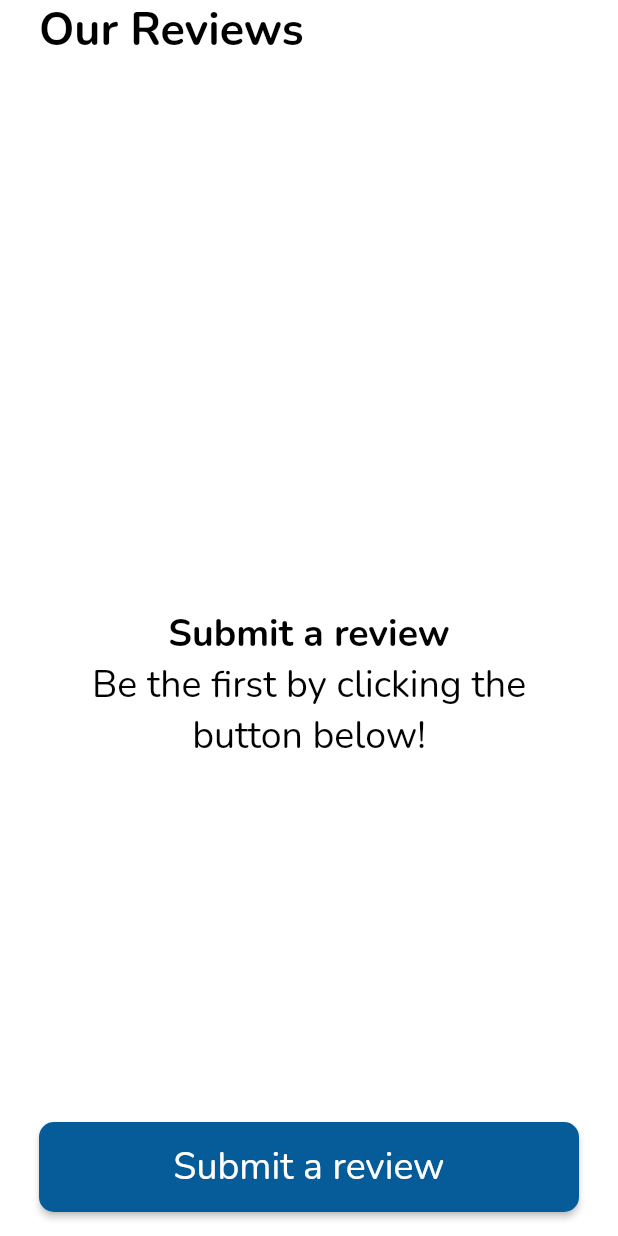
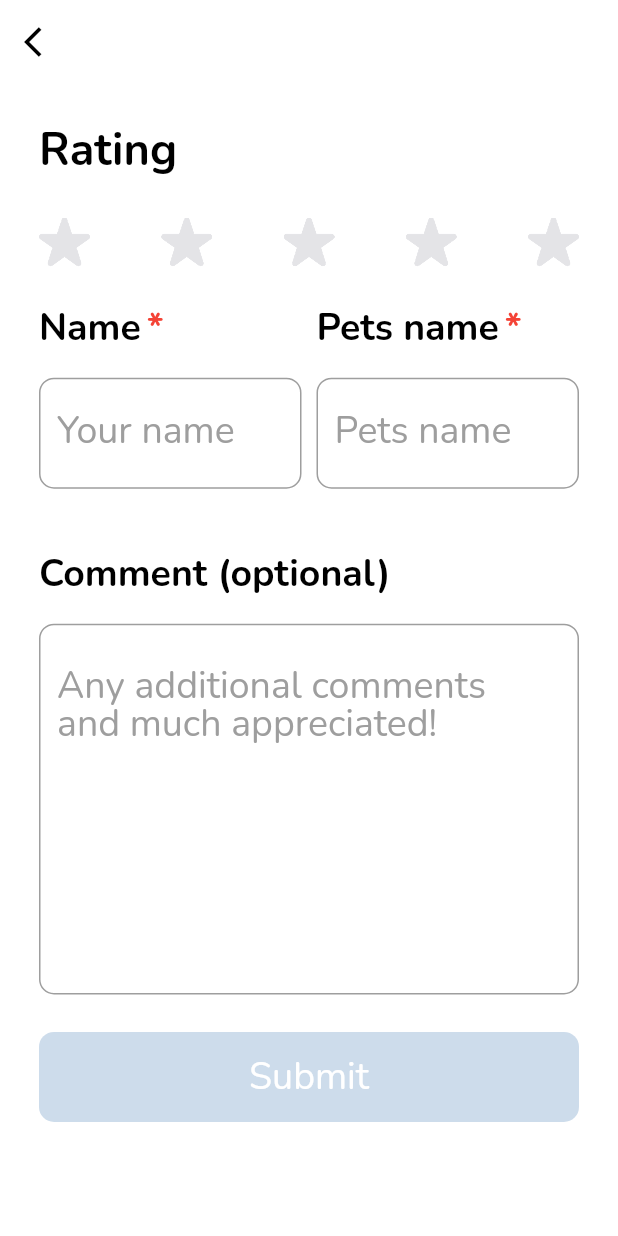
Before and after one commit to faizkautsarr/feedback_fe, a Flutter app: the screen it shows after launch, after a tap on "Submit a review", on a phone screen of 412 x 824 dp. Run offline on Flutter 3.47's test engine with Material 2 defaults, Android fonts, the phone set to English and light mode, and no system bars; our stand-ins replace google_fonts; network calls fail.

Commit message:
tidy up and finalize form

```diff
--- /dev/null
+++ b/lib/pages/feedback_form.dart
@@ -0,0 +1,382 @@
+import 'package:feedback_fe/components/feedback_dialog.dart';
+import 'package:flutter/material.dart';
+import 'package:feedback_fe/repositories/feedback.dart';
+
+class FeedbackFormPage extends StatefulWidget {
+  const FeedbackFormPage({
+    super.key,
+  });
+
+  @override
+  State<FeedbackFormPage> createState() => _FeedbackFormPageState();
+}
+
+class _FeedbackFormPageState extends State<FeedbackFormPage> {
+  int rating = 0;
+  final TextEditingController nameController = TextEditingController();
+  final TextEditingController petNameController = TextEditingController();
+  final TextEditingController commentController = TextEditingController();
+  bool isButtonEnabled = false;
+
+  // to dynamically check if form is valid or not, if valid user can submit the form
+  checkIsButtonEnabled() {
+    setState(() {
+      isButtonEnabled = petNameController.text.isNotEmpty &&
+          nameController.text.isNotEmpty &&
+          rating != 0;
+    });
+  }
+
+  @override
+  void dispose() {
+    super.dispose();
+    nameController.dispose();
+    petNameController.dispose();
+    commentController.dispose();
+  }
+
+  submitForm() async {
+    try {
+      String res = await FeedbackRepository().addFeedback(
+        name: nameController.text,
+        petName: petNameController.text,
+        rating: rating,
+        comment: commentController.text,
+      );
+      if (res == "Success") {
+        showModal("success");
+      }
+    } catch (e) {
+      showModal("error");
+    }
+  }
+
+  showModal(String type) {
+    showDialog(
+      barrierColor: Colors.grey.withOpacity(0.6),
+      barrierDismissible: false,
+      context: context,
+      builder: (BuildContext context) {
+        return Dialog(
+          backgroundColor: Colors.transparent,
+          child: FeedbackDialogContent(type: type),
+        );
+      },
+    );
+  }
+
+  @override
+  Widget build(BuildContext context) {
+    return GestureDetector(
+      onTap: () => FocusScope.of(context).unfocus(),
+      child: Scaffold(
+        backgroundColor: Colors.white,
+        appBar: AppBar(
+          centerTitle: true,
+          elevation: 0,
+          backgroundColor: Colors.white,
+          leading: GestureDetector(
+            child: const Icon(
+              Icons.arrow_back_ios,
+              color: Colors.black,
+              size: 24,
+            ),
+            onTap: () {
+              Navigator.pop(context);
+            },
+          ),
+        ),
+        body: Container(
+          padding: const EdgeInsets.symmetric(horizontal: 26),
+          child: SingleChildScrollView(
+            child: Column(
+              crossAxisAlignment: CrossAxisAlignment.start,
+              children: [
+                Container(
+                  margin: const EdgeInsets.symmetric(vertical: 24),
+                  child: const Text(
+                    "Rating",
+                    style: TextStyle(
+                      fontSize: 30,
+                      fontWeight: FontWeight.bold,
+                      color: Colors.black,
+                    ),
+                    textAlign: TextAlign.center,
+                  ),
+                ),
+                Container(
+                  margin: const EdgeInsets.only(bottom: 24),
+                  child: Stack(
+                    children: [
+                      Row(
+                        mainAxisAlignment: MainAxisAlignment.spaceBetween,
+                        children: [
+                          for (int i = 1; i <= 5; i++)
+                            GestureDetector(
+                              onTap: () {
+                                setState(() {
+                                  rating = i;
+                                  checkIsButtonEnabled();
+                                });
+                              },
+                              child: Image.asset(
+                                "assets/star_empty.png",
+                                width: 34,
+                                filterQuality: FilterQuality.high,
+                                gaplessPlayback: true,
+                              ),
+                            ),
+                        ],
+                      ),
+                      if (rating > 0)
+                        Row(
+                          mainAxisAlignment: MainAxisAlignment.spaceBetween,
+                          children: [
+                            for (int i = 1; i <= 5; i++)
+                              GestureDetector(
+                                onTap: () {
+                                  setState(() {
+                                    rating = i;
+                                    checkIsButtonEnabled();
+                                  });
+                                },
+                                child: Visibility(
+                                  maintainSize: true,
+                                  maintainState: true,
+                                  maintainAnimation: true,
+                                  visible: i <= rating,
+                                  child: Image.asset(
+                                    "assets/star_filled.png",
+                                    width: 34,
+                                    filterQuality: FilterQuality.high,
+                                    gaplessPlayback: true,
+                                  ),
+                                ),
+                              ),
+                          ],
+                        )
+                    ],
+                  ),
+                ),
+                Container(
+                  margin: const EdgeInsets.only(bottom: 40),
+                  child: Row(
+                    mainAxisAlignment: MainAxisAlignment.spaceBetween,
+                    children: [
+                      SizedBox(
+                        width: MediaQuery.of(context).size.width / 2 - 31,
+                        child: Column(
+                          crossAxisAlignment: CrossAxisAlignment.start,
+                          children: [
+                            Container(
+                              margin: const EdgeInsets.only(bottom: 16),
+                              child: Row(
+                                crossAxisAlignment: CrossAxisAlignment.start,
+                                children: [
+                                  const Text(
+                                    "Name",
+                                    style: TextStyle(
+                                      fontSize: 25,
+                                      fontWeight: FontWeight.bold,
+                                      color: Colors.black,
+                                    ),
+                                  ),
+                                  Container(
+                                    margin: const EdgeInsets.only(left: 4),
+                                    child: const Text(
+                                      "*",
+                                      style: TextStyle(
+                                        fontSize: 25,
+                                        fontWeight: FontWeight.bold,
+                                        color: Colors.red,
+                                      ),
+                                    ),
+                                  ),
+                                ],
+                              ),
+                            ),
+                            TextField(
+                              style: const TextStyle(fontSize: 25),
+                              controller: nameController,
+                              cursorColor: Colors.black,
+                              onChanged: (_) {
+                                checkIsButtonEnabled();
+                              },
+                              decoration: InputDecoration(
+                                labelStyle: const TextStyle(
+                                  color: Colors.grey,
+                                ),
+                                labelText: 'Your name',
+                                border: OutlineInputBorder(
+                                  borderRadius: BorderRadius.circular(10),
+                                  borderSide: const BorderSide(
+                                    color: Colors.black,
+                                  ),
+                                ),
+                                focusedBorder: OutlineInputBorder(
+                                  borderRadius: BorderRadius.circular(10),
+                                  borderSide: const BorderSide(
+                                    color: Colors.black,
+                                  ),
+                                ),
+                                floatingLabelBehavior:
+                                    FloatingLabelBehavior.never,
+                              ),
+                            ),
+                          ],
+                        ),
+                      ),
+                      SizedBox(
+                        width: MediaQuery.of(context).size.width / 2 - 31,
+                        child: Column(
+                          crossAxisAlignment: CrossAxisAlignment.start,
+                          children: [
+                            Container(
+                              margin: const EdgeInsets.only(bottom: 16),
+                              child: Row(
+                                crossAxisAlignment: CrossAxisAlignment.start,
+                                children: [
+                                  const Text(
+                                    "Pets name",
+                                    style: TextStyle(
+                                      fontSize: 25,
+                                      fontWeight: FontWeight.bold,
+                                      color: Colors.black,
+                                    ),
+                                  ),
+                                  Container(
+                                    margin: const EdgeInsets.only(left: 4),
+                                    child: const Text(
+                                      "*",
+                                      style: TextStyle(
+                                        fontSize: 25,
+                                        fontWeight: FontWeight.bold,
+                                        color: Colors.red,
+                                      ),
+                                    ),
+                                  ),
+                                ],
+                              ),
+                            ),
+                            TextField(
+                              style: const TextStyle(fontSize: 25),
+                              controller: petNameController,
+                              cursorColor: Colors.black,
+                              onChanged: (_) {
+                                checkIsButtonEnabled();
+                              },
+                              decoration: InputDecoration(
+                                labelStyle: const TextStyle(color: Colors.grey),
+                                labelText: 'Pets name',
+                                border: OutlineInputBorder(
+                                  borderRadius: BorderRadius.circular(10),
+                                  borderSide: const BorderSide(
+                                    color: Colors.black,
+                                  ),
+                                ),
+                                focusedBorder: OutlineInputBorder(
+                                  borderRadius: BorderRadius.circular(10),
+                                  borderSide: const BorderSide(
+                                    color: Colors.black,
+                                  ),
+                                ),
+                                floatingLabelBehavior:
+                                    FloatingLabelBehavior.never,
+                              ),
+                            ),
+                          ],
+                        ),
+                      ),
+                    ],
+                  ),
+                ),
+                Container(
+                  margin: const EdgeInsets.only(bottom: 25),
+                  child: Column(
+                    crossAxisAlignment: CrossAxisAlignment.start,
+                    children: [
+                      Container(
+                        margin: const EdgeInsets.only(bottom: 16),
+                        child: const Text(
+                          "Comment (optional)",
+                          style: TextStyle(
+                            fontSize: 25,
+                            fontWeight: FontWeight.bold,
+                            color: Colors.black,
+                          ),
+                        ),
+                      ),
+                      SizedBox(
+                        height: MediaQuery.of(context).size.height * 0.3,
+                        child: TextField(
+                          maxLines: null,
+                          textAlignVertical: TextAlignVertical.top,
+                          expands: true,
+                          style: const TextStyle(fontSize: 25),
+                          controller: commentController,
+                          cursorColor: Colors.black,
+                          decoration: InputDecoration(
+                            alignLabelWithHint: true,
+                            labelStyle: const TextStyle(
+                                color: Colors.grey, height: 200),
+                            labelText:
+                                'Any additional comments\nand much appreciated!',
+                            border: OutlineInputBorder(
+                              borderRadius: BorderRadius.circular(10),
+                              borderSide: const BorderSide(
+                                color: Colors.black,
+                              ),
+                            ),
+                            focusedBorder: OutlineInputBorder(
+                              borderRadius: BorderRadius.circular(10),
+                              borderSide: const BorderSide(
+                                color: Colors.black,
+                              ),
+                            ),
+                            floatingLabelBehavior: FloatingLabelBehavior.never,
+                          ),
+                        ),
+                      ),
+                    ],
+                  ),
+                ),
+                SizedBox(
+                  height: 60,
+                  width: MediaQuery.of(context).size.width,
+                  child: ElevatedButton(
+                    style: ButtonStyle(
+                      backgroundColor: MaterialStateProperty.resolveWith<Color>(
+                        (Set<MaterialState> states) {
+                          if (states.contains(MaterialState.disabled)) {
+                            return const Color(0xFFCDDCEB);
+                          }
+
+                          return const Color(0xFF065C99);
+                        },
+                      ),
+                      shape: MaterialStateProperty.all<RoundedRectangleBorder>(
+                        RoundedRectangleBorder(
+                          borderRadius: BorderRadius.circular(10),
+                        ),
+                      ),
+                    ),
+                    onPressed: isButtonEnabled ? () => submitForm() : null,
+                    child: const Text(
+                      'Submit',
+                      style: TextStyle(
+                        fontSize: 25,
+                        fontWeight: FontWeight.normal,
+                        color: Colors.white, // Set text color
+                      ),
+                      textAlign: TextAlign.center,
+                    ),
+                  ),
+                ),
+              ],
+            ),
+          ),
+        ),
+      ),
+    );
+  }
+}
--- a/lib/pages/home.dart
+++ b/lib/pages/home.dart
@@ -1,5 +1,6 @@
 import 'package:feedback_fe/components/feedback_card.dart';
 import 'package:feedback_fe/models/feedback.dart';
+import 'package:feedback_fe/pages/feedback_form.dart';
 import 'package:feedback_fe/repositories/feedback.dart';
 import 'package:flutter/material.dart';
 
@@ -80,7 +81,9 @@ class _HomePageState extends State<HomePage> {
 
   @override
   Widget build(BuildContext context) {
-    return Scaffold(
+    return WillPopScope(
+      onWillPop: () async => false,
+      child: Scaffold(
         backgroundColor: Colors.white,
         appBar: AppBar(
           centerTitle: true,
@@ -99,7 +102,13 @@ class _HomePageState extends State<HomePage> {
                 borderRadius: BorderRadius.circular(10.0), // Border radius
               ),
             ),
-          onPressed: () {},
+            onPressed: () {
+              Navigator.of(context).push(
+                MaterialPageRoute(
+                  builder: (_) => const FeedbackFormPage(),
+                ),
+              );
+            },
             child: const Text(
               'Submit a review',
               style: TextStyle(
@@ -152,6 +161,7 @@ class _HomePageState extends State<HomePage> {
             ],
           ),
         ),
+      ),
     );
   }
 }
```
Also changed, not shown: lib/components/feedback_dialog.dart (added, +77 -0 lines), assets/form_error_close.png (added), assets/form_success_check.png (added). Lines whose indentation alone changed are shown as unchanged.
